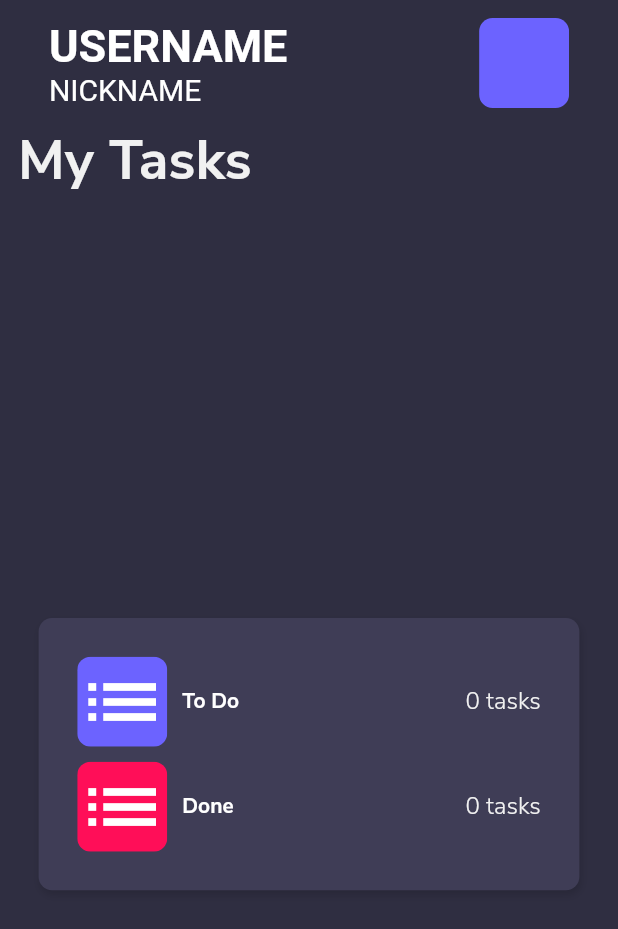
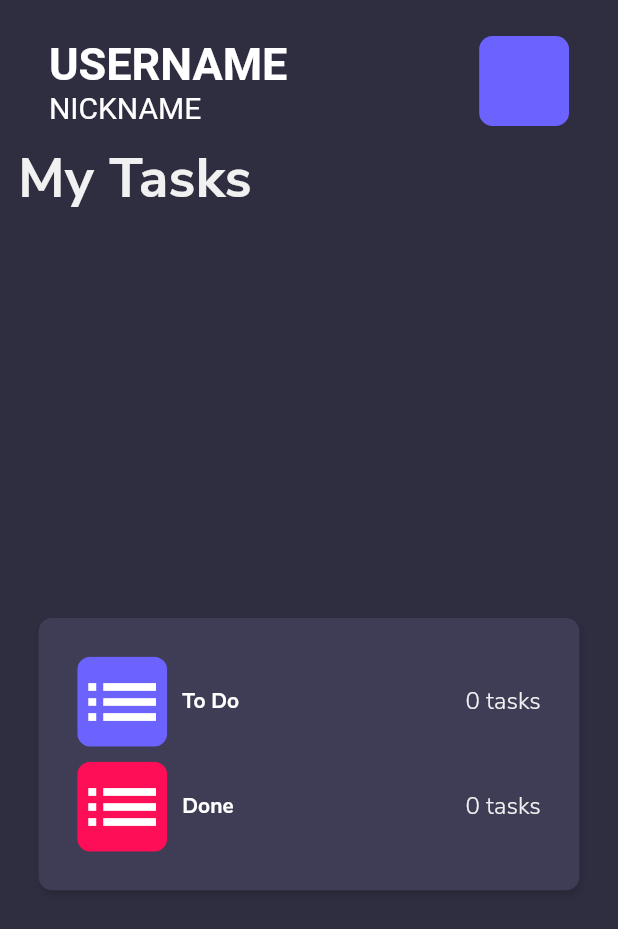
Before and after one commit to SBAMTeam/Task-Manager, a Flutter app: the HomePage screen opened directly with empty values, on a phone screen of 412 x 824 dp. Shown: the top 929 px of the screen. Run offline on Flutter 3.47's test engine with Material 2 defaults, Android fonts, the phone set to English and light mode, and no system bars; drawn by our look-alikes of auto_size_text; our stand-ins replace date_time_picker, fluttertoast, get, moor, pin_code_text_field and 2 more; missing offline and left inert: clipboard, dart:ffi, sqlite3; accounts and stored records are empty; generated files the repository leaves out were written again.

Commit message:
minor padding change

```diff
--- a/lib/View/Pages/server_page.dart
+++ b/lib/View/Pages/server_page.dart
@@ -32,7 +32,12 @@ class HomePage extends GetView<UserController> {
           children: [
             Container(
               // height: height / 2.5,
-              padding: EdgeInsets.all(12),
+              padding: EdgeInsets.only(
+                left: 12,
+                right: 12,
+                bottom: 12,
+                top: 24,
+              ),
               width: Get.width,
               child: Column(
                 mainAxisAlignment: MainAxisAlignment.spaceAround,
```
